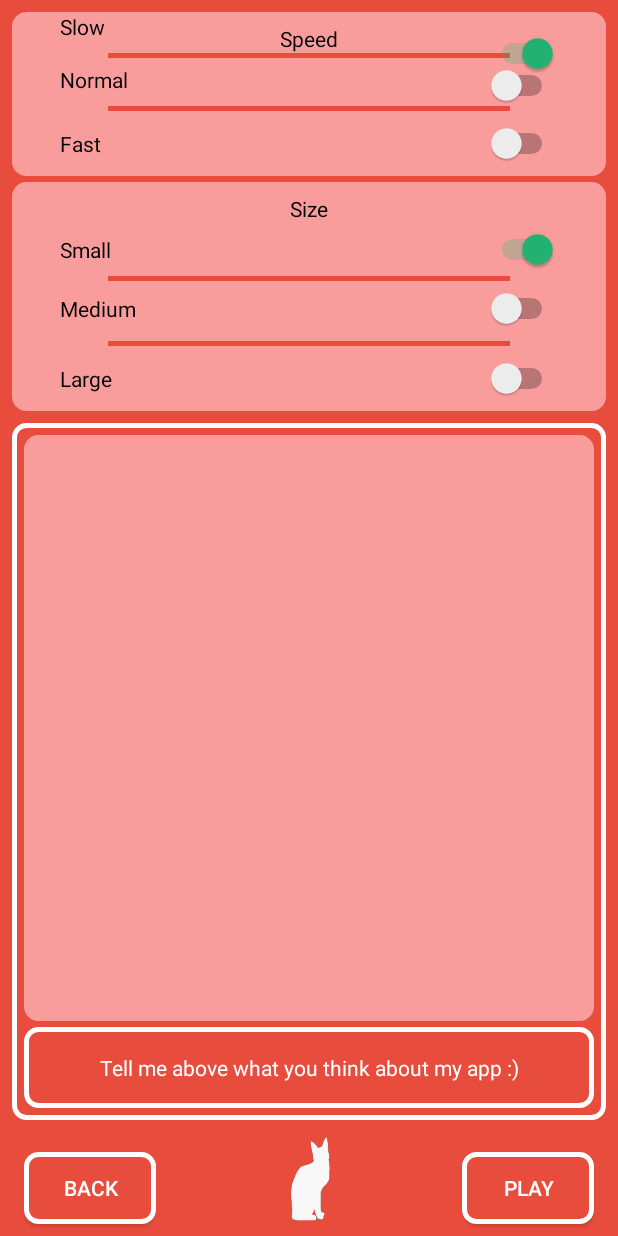
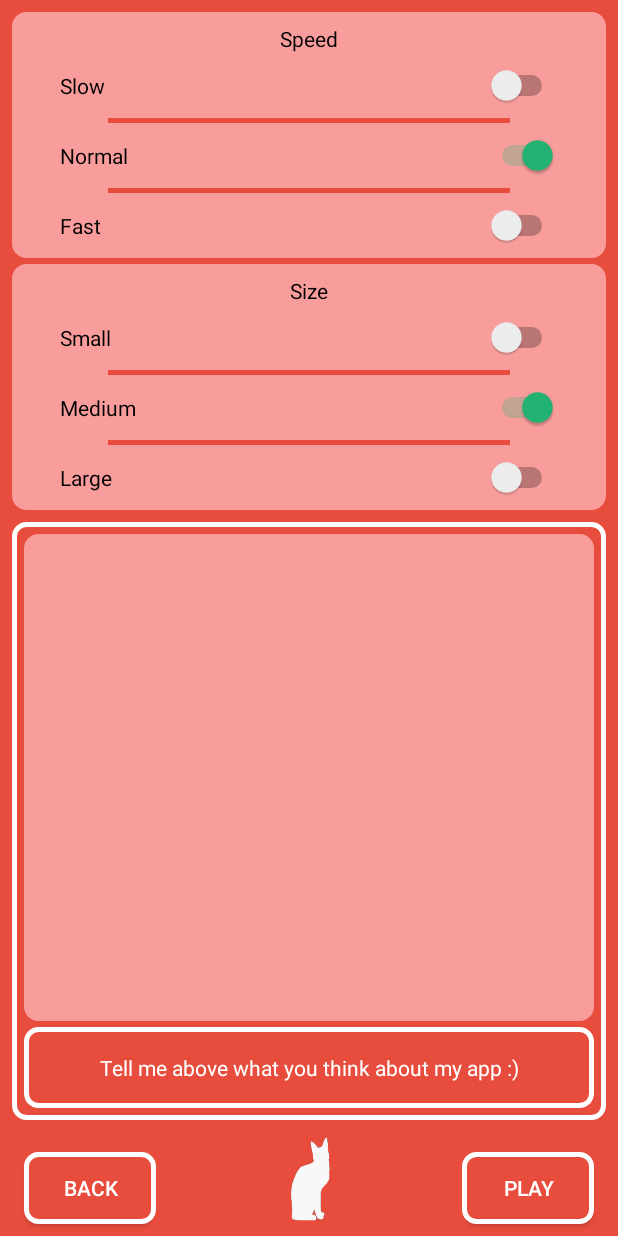
Before and after one commit to MichalUrbaniakQA/TapMouse, an Android app: the SettingsActivity screen opened directly, with no data from a screen before it, on a phone screen of 412 x 824 dp. Run offline under Robolectric (Android 15) with nearby library versions, the phone set to English and light mode, and no system bars; our stand-ins replace ButterKnife.

Commit message:
fix fckin gui

```diff
--- a/app/src/main/res/layout/activity_settings.xml
+++ b/app/src/main/res/layout/activity_settings.xml
@@ -89,9 +89,8 @@
             android:layout_marginEnd="64dp"
             android:background="@color/colorPrimary"
             app:layout_constraintEnd_toEndOf="parent"
-            app:layout_constraintHorizontal_bias="0.0"
             app:layout_constraintStart_toStartOf="parent"
-            app:layout_constraintTop_toBottomOf="@+id/smallText" />
+            app:layout_constraintTop_toBottomOf="@+id/smallSwitch" />
 
         <View
             android:id="@+id/lineMediumLarge"
@@ -103,27 +102,25 @@
             android:background="@color/colorPrimary"
             app:layout_constraintEnd_toEndOf="parent"
             app:layout_constraintStart_toStartOf="parent"
-            app:layout_constraintTop_toBottomOf="@+id/smallSwitch" />
+            app:layout_constraintTop_toBottomOf="@+id/mediumSwitch" />
 
         <Switch
             android:id="@+id/smallSwitch"
             android:layout_width="0dp"
             android:layout_height="wrap_content"
             android:layout_marginTop="8dp"
-            app:layout_constraintEnd_toEndOf="@+id/mediumSwitch"
-            app:layout_constraintStart_toStartOf="@+id/mediumSwitch"
-            app:layout_constraintTop_toTopOf="@+id/lineSmallMedium" />
+            android:layout_marginEnd="32dp"
+            app:layout_constraintEnd_toEndOf="parent"
+            app:layout_constraintTop_toBottomOf="@+id/infoSizeTextView" />
 
         <Switch
             android:id="@+id/mediumSwitch"
             android:layout_width="0dp"
             android:layout_height="wrap_content"
             android:layout_marginTop="8dp"
-            android:layout_marginEnd="32dp"
-            android:layout_marginBottom="8dp"
-            app:layout_constraintBottom_toTopOf="@+id/lineSmallMedium"
-            app:layout_constraintEnd_toEndOf="parent"
-            app:layout_constraintTop_toBottomOf="@+id/infoSizeTextView" />
+            app:layout_constraintEnd_toEndOf="@+id/smallSwitch"
+            app:layout_constraintStart_toStartOf="@+id/smallSwitch"
+            app:layout_constraintTop_toBottomOf="@+id/lineSmallMedium" />
 
         <Switch
             android:id="@+id/largeSwitch"
@@ -132,8 +129,8 @@
             android:layout_marginTop="8dp"
             android:layout_marginBottom="8dp"
             app:layout_constraintBottom_toBottomOf="parent"
-            app:layout_constraintEnd_toEndOf="@+id/smallSwitch"
-            app:layout_constraintStart_toStartOf="@+id/smallSwitch"
+            app:layout_constraintEnd_toEndOf="@+id/mediumSwitch"
+            app:layout_constraintStart_toStartOf="@+id/mediumSwitch"
             app:layout_constraintTop_toBottomOf="@+id/lineMediumLarge" />
 
         <TextView
@@ -144,10 +141,10 @@
             android:layout_marginEnd="8dp"
             android:text="@string/small"
             android:textColor="#000000"
-            app:layout_constraintBottom_toBottomOf="@+id/mediumSwitch"
-            app:layout_constraintEnd_toStartOf="@+id/mediumSwitch"
+            app:layout_constraintBottom_toBottomOf="@+id/smallSwitch"
+            app:layout_constraintEnd_toStartOf="@+id/smallSwitch"
             app:layout_constraintStart_toStartOf="parent"
-            app:layout_constraintTop_toTopOf="@+id/mediumSwitch" />
+            app:layout_constraintTop_toTopOf="@+id/smallSwitch" />
 
         <TextView
             android:id="@+id/mediumText"
@@ -157,11 +154,10 @@
             android:layout_marginEnd="8dp"
             android:text="@string/medium"
             android:textColor="#000000"
-            app:layout_constraintBottom_toBottomOf="@+id/smallSwitch"
-            app:layout_constraintEnd_toStartOf="@+id/smallSwitch"
-            app:layout_constraintHorizontal_bias="0.0"
+            app:layout_constraintBottom_toBottomOf="@+id/mediumSwitch"
+            app:layout_constraintEnd_toStartOf="@+id/mediumSwitch"
             app:layout_constraintStart_toStartOf="parent"
-            app:layout_constraintTop_toTopOf="@+id/smallSwitch" />
+            app:layout_constraintTop_toTopOf="@+id/mediumSwitch" />
 
         <TextView
             android:id="@+id/largeText"
@@ -173,7 +169,6 @@
             android:textColor="#000000"
             app:layout_constraintBottom_toBottomOf="@+id/largeSwitch"
             app:layout_constraintEnd_toStartOf="@+id/largeSwitch"
-            app:layout_constraintHorizontal_bias="0.405"
             app:layout_constraintStart_toStartOf="parent"
             app:layout_constraintTop_toTopOf="@+id/largeSwitch" />
 
@@ -214,9 +209,8 @@
             android:layout_marginEnd="64dp"
             android:background="@color/colorPrimary"
             app:layout_constraintEnd_toEndOf="parent"
-            app:layout_constraintHorizontal_bias="0.0"
             app:layout_constraintStart_toStartOf="parent"
-            app:layout_constraintTop_toBottomOf="@+id/slowText" />
+            app:layout_constraintTop_toBottomOf="@+id/slowSwitch" />
 
         <View
             android:id="@+id/lineNormalFast"
@@ -227,29 +221,26 @@
             android:layout_marginEnd="64dp"
             android:background="@color/colorPrimary"
             app:layout_constraintEnd_toEndOf="parent"
-            app:layout_constraintHorizontal_bias="0.0"
             app:layout_constraintStart_toStartOf="parent"
-            app:layout_constraintTop_toBottomOf="@+id/normalText" />
+            app:layout_constraintTop_toBottomOf="@+id/normalSwitch" />
 
         <Switch
             android:id="@+id/slowSwitch"
             android:layout_width="0dp"
             android:layout_height="wrap_content"
             android:layout_marginTop="8dp"
-            app:layout_constraintEnd_toEndOf="@+id/normalSwitch"
-            app:layout_constraintStart_toStartOf="@+id/normalSwitch"
-            app:layout_constraintTop_toTopOf="@+id/lineSlowNormal" />
+            android:layout_marginEnd="32dp"
+            app:layout_constraintEnd_toEndOf="parent"
+            app:layout_constraintTop_toBottomOf="@+id/infoSpeedTextView" />
 
         <Switch
             android:id="@+id/normalSwitch"
             android:layout_width="0dp"
             android:layout_height="wrap_content"
             android:layout_marginTop="8dp"
-            android:layout_marginEnd="32dp"
-            android:layout_marginBottom="8dp"
-            app:layout_constraintBottom_toTopOf="@+id/lineSlowNormal"
-            app:layout_constraintEnd_toEndOf="parent"
-            app:layout_constraintTop_toBottomOf="@+id/infoSpeedTextView" />
+            app:layout_constraintEnd_toEndOf="@+id/slowSwitch"
+            app:layout_constraintStart_toStartOf="@+id/slowSwitch"
+            app:layout_constraintTop_toBottomOf="@+id/lineSlowNormal" />
 
         <Switch
             android:id="@+id/fastSwitch"
@@ -258,8 +249,8 @@
             android:layout_marginTop="8dp"
             android:layout_marginBottom="8dp"
             app:layout_constraintBottom_toBottomOf="parent"
-            app:layout_constraintEnd_toEndOf="@+id/slowSwitch"
-            app:layout_constraintStart_toStartOf="@+id/slowSwitch"
+            app:layout_constraintEnd_toEndOf="@+id/normalSwitch"
+            app:layout_constraintStart_toStartOf="@+id/normalSwitch"
             app:layout_constraintTop_toBottomOf="@+id/lineNormalFast" />
 
         <TextView
@@ -270,10 +261,10 @@
             android:layout_marginEnd="8dp"
             android:text="@string/slow"
             android:textColor="#000000"
-            app:layout_constraintEnd_toStartOf="@+id/normalSwitch"
-            app:layout_constraintHorizontal_bias="1.0"
+            app:layout_constraintBottom_toBottomOf="@+id/slowSwitch"
+            app:layout_constraintEnd_toStartOf="@+id/slowSwitch"
             app:layout_constraintStart_toStartOf="parent"
-            tools:layout_editor_absoluteY="43dp" />
+            app:layout_constraintTop_toTopOf="@+id/slowSwitch" />
 
 
         <TextView
@@ -284,12 +275,10 @@
             android:layout_marginEnd="8dp"
             android:text="@string/normal"
             android:textColor="#000000"
-            app:layout_constraintBottom_toBottomOf="@+id/slowSwitch"
-            app:layout_constraintEnd_toStartOf="@+id/slowSwitch"
-            app:layout_constraintHorizontal_bias="1.0"
+            app:layout_constraintBottom_toBottomOf="@+id/normalSwitch"
+            app:layout_constraintEnd_toStartOf="@+id/normalSwitch"
             app:layout_constraintStart_toStartOf="parent"
-            app:layout_constraintTop_toTopOf="@+id/slowSwitch"
-            app:layout_constraintVertical_bias="0.0" />
+            app:layout_constraintTop_toTopOf="@+id/normalSwitch" />
 
         <TextView
             android:id="@+id/FastText"
```
